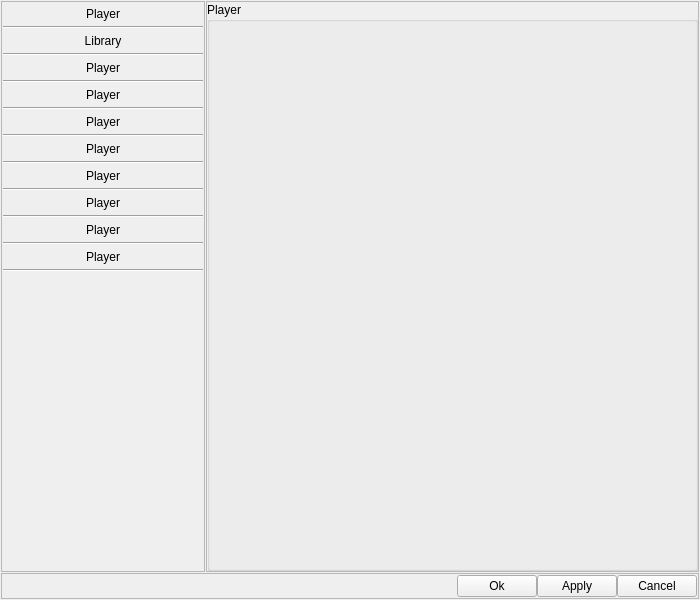
First picture: the form in settings.ui, repository OmmarShaikh01/Apollo, before the edit.
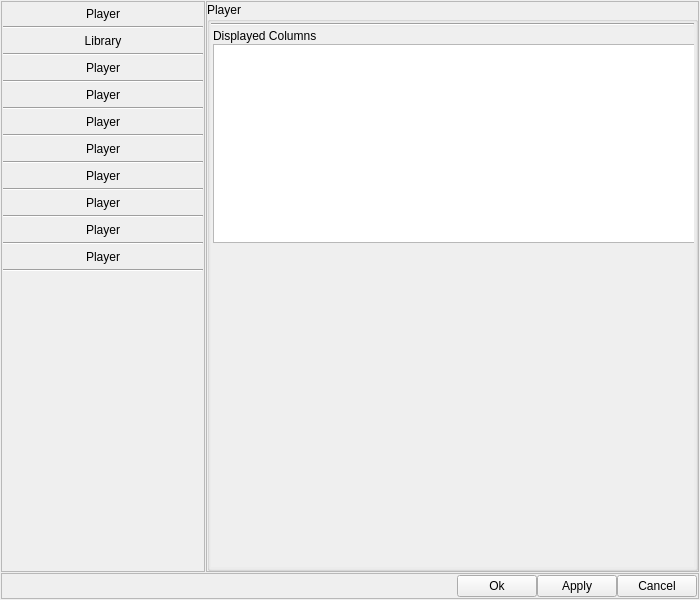
Second picture: the form after the edit.

Diff of the .ui file:
```diff
--- a/settings.ui
+++ b/settings.ui
@@ -83,20 +83,148 @@
           </property>
           <layout class="QGridLayout" name="gridLayout_6">
            <property name="leftMargin">
-            <number>2</number>
+            <number>1</number>
            </property>
            <property name="topMargin">
-            <number>2</number>
+            <number>1</number>
            </property>
            <property name="rightMargin">
-            <number>2</number>
+            <number>1</number>
            </property>
            <property name="bottomMargin">
-            <number>2</number>
+            <number>1</number>
            </property>
            <property name="spacing">
-            <number>0</number>
+            <number>1</number>
            </property>
+           <item row="1" column="0">
+            <widget class="QScrollArea" name="scrollArea_2">
+             <property name="frameShape">
+              <enum>QFrame::NoFrame</enum>
+             </property>
+             <property name="verticalScrollBarPolicy">
+              <enum>Qt::ScrollBarAsNeeded</enum>
+             </property>
+             <property name="horizontalScrollBarPolicy">
+              <enum>Qt::ScrollBarAlwaysOff</enum>
+             </property>
+             <property name="widgetResizable">
+              <bool>true</bool>
+             </property>
+             <widget class="QWidget" name="scrollAreaWidgetContents_3">
+              <property name="geometry">
+               <rect>
+                <x>0</x>
+                <y>0</y>
+                <width>487</width>
+                <height>547</height>
+               </rect>
+              </property>
+              <layout class="QGridLayout" name="gridLayout_8">
+               <property name="leftMargin">
+                <number>1</number>
+               </property>
+               <property name="topMargin">
+                <number>1</number>
+               </property>
+               <property name="rightMargin">
+                <number>1</number>
+               </property>
+               <property name="bottomMargin">
+                <number>1</number>
+               </property>
+               <property name="spacing">
+                <number>2</number>
+               </property>
+               <item row="0" column="0">
+                <widget class="QFrame" name="verticalFrame_displayed_column">
+                 <property name="minimumSize">
+                  <size>
+                   <width>485</width>
+                   <height>182</height>
+                  </size>
+                 </property>
+                 <property name="maximumSize">
+                  <size>
+                   <width>16777215</width>
+                   <height>216</height>
+                  </size>
+                 </property>
+                 <property name="frameShape">
+                  <enum>QFrame::NoFrame</enum>
+                 </property>
+                 <layout class="QVBoxLayout" name="verticalLayout_3">
+                  <property name="spacing">
+                   <number>1</number>
+                  </property>
+                  <property name="leftMargin">
+                   <number>1</number>
+                  </property>
+                  <property name="topMargin">
+                   <number>1</number>
+                  </property>
+                  <property name="rightMargin">
+                   <number>1</number>
+                  </property>
+                  <property name="bottomMargin">
+                   <number>1</number>
+                  </property>
+                  <item>
+                   <widget class="QLabel" name="displayed_column">
+                    <property name="minimumSize">
+                     <size>
+                      <width>481</width>
+                      <height>13</height>
+                     </size>
+                    </property>
+                    <property name="text">
+                     <string>Displayed Columns</string>
+                    </property>
+                   </widget>
+                  </item>
+                  <item>
+                   <widget class="QListView" name="displayed_column_2">
+                    <property name="minimumSize">
+                     <size>
+                      <width>481</width>
+                      <height>164</height>
+                     </size>
+                    </property>
+                    <property name="maximumSize">
+                     <size>
+                      <width>16777215</width>
+                      <height>200</height>
+                     </size>
+                    </property>
+                   </widget>
+                  </item>
+                 </layout>
+                </widget>
+               </item>
+               <item row="1" column="0">
+                <spacer name="verticalSpacer_2">
+                 <property name="orientation">
+                  <enum>Qt::Vertical</enum>
+                 </property>
+                 <property name="sizeHint" stdset="0">
+                  <size>
+                   <width>20</width>
+                   <height>40</height>
+                  </size>
+                 </property>
+                </spacer>
+               </item>
+              </layout>
+             </widget>
+            </widget>
+           </item>
+           <item row="0" column="0">
+            <widget class="Line" name="line_12">
+             <property name="orientation">
+              <enum>Qt::Horizontal</enum>
+             </property>
+            </widget>
+           </item>
           </layout>
          </widget>
         </item>
```
Left out of the diff: 27 changed lines with no effect on the pictures.
